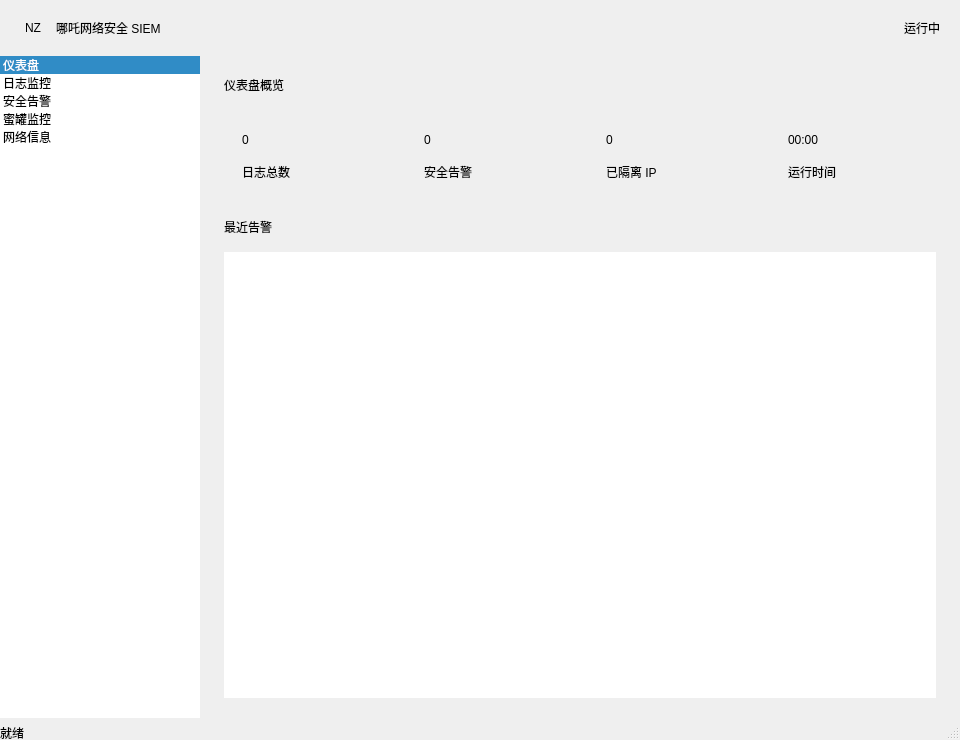
ctkqiang/NezhaGuard, file src/views/monitor.ui: the form before one commit.
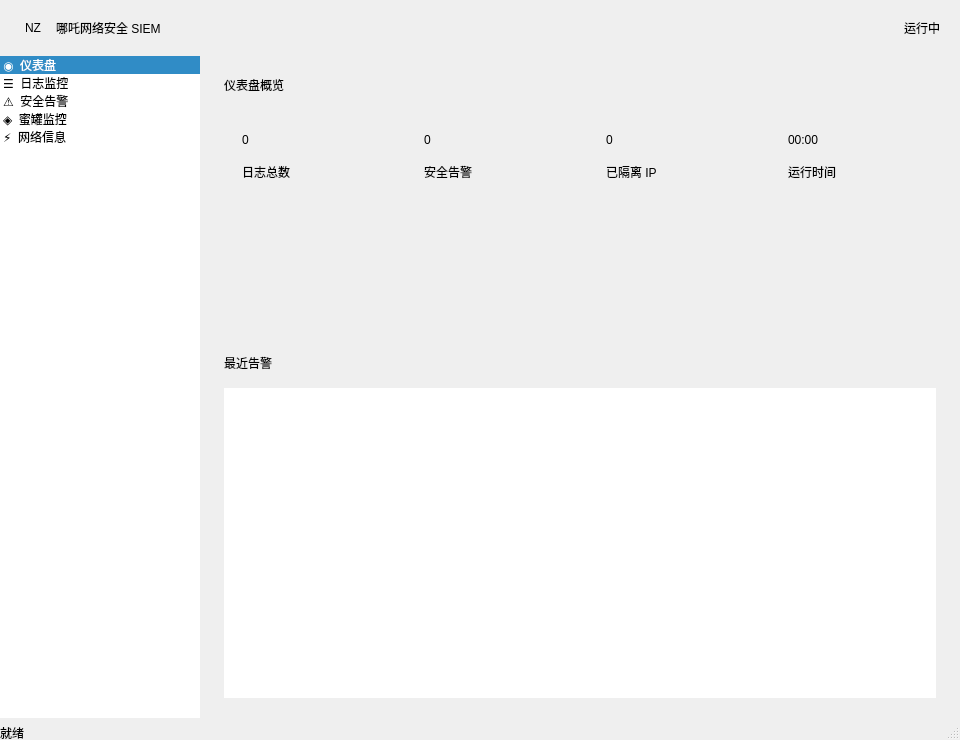
The form after the commit.

The edit to the form file:
```diff
--- a/src/views/monitor.ui
+++ b/src/views/monitor.ui
@@ -56,23 +56,23 @@
          <property name="spacing"><number>0</number></property>
          <property name="currentRow"><number>0</number></property>
          <item>
-          <property name="text"><string>仪表盘</string></property>
+          <property name="text"><string>◉  仪表盘</string></property>
           <property name="textAlignment"><set>Qt::AlignLeading|Qt::AlignVCenter</set></property>
          </item>
          <item>
-          <property name="text"><string>日志监控</string></property>
+          <property name="text"><string>☰  日志监控</string></property>
           <property name="textAlignment"><set>Qt::AlignLeading|Qt::AlignVCenter</set></property>
          </item>
          <item>
-          <property name="text"><string>安全告警</string></property>
+          <property name="text"><string>⚠  安全告警</string></property>
           <property name="textAlignment"><set>Qt::AlignLeading|Qt::AlignVCenter</set></property>
          </item>
          <item>
-          <property name="text"><string>蜜罐监控</string></property>
+          <property name="text"><string>◈  蜜罐监控</string></property>
           <property name="textAlignment"><set>Qt::AlignLeading|Qt::AlignVCenter</set></property>
          </item>
          <item>
-          <property name="text"><string>网络信息</string></property>
+          <property name="text"><string>⚡  网络信息</string></property>
           <property name="textAlignment"><set>Qt::AlignLeading|Qt::AlignVCenter</set></property>
          </item>
         </widget>
@@ -115,6 +115,13 @@
              </item>
             </layout>
            </item>
+           <item>
+            <widget class="QFrame" name="sparkline_frame">
+             <property name="minimumSize"><size><width>0</width><height>120</height></size></property>
+             <property name="maximumSize"><size><width>16777215</width><height>120</height></size></property>
+             <property name="frameShape"><enum>QFrame::NoFrame</enum></property>
+            </widget>
+           </item>
            <item><widget class="QLabel" name="recent_alerts_label"><property name="text"><string>最近告警</string></property></widget></item>
            <item>
             <widget class="QTableView" name="recent_alerts_view">
```
Left out of the diff: 6 changed lines with no effect on the pictures.
